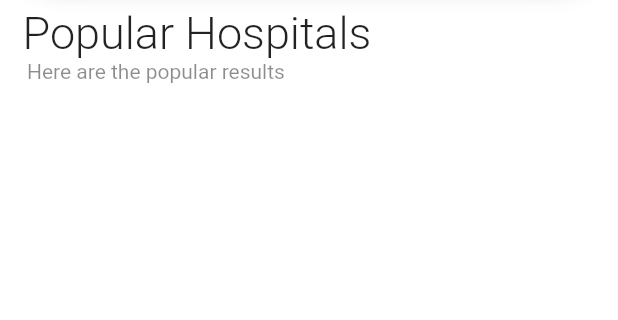
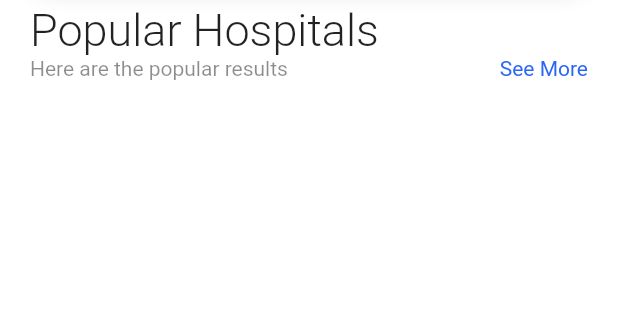
Before and after one commit to AvinashKasukurthi/Medifly, a Flutter app: the HomeScreen screen opened by its route, on a phone screen of 412 x 824 dp, the part 428-748 px from its top. Run offline on Flutter 3.47's test engine with Material 2 defaults, Android fonts, the phone set to English and light mode, and no system bars; our stand-ins replace cloud_firestore, firebase_auth, firebase_core, firebase_storage, fluttertoast, font_awesome_flutter and 3 more; accounts and stored records are empty.

Commit message:
New category Page
added new category page from Home screen.

```diff
--- a/lib/home_screen.dart
+++ b/lib/home_screen.dart
@@ -1,6 +1,8 @@
 import 'package:cloud_firestore/cloud_firestore.dart';
 import 'package:flutter/cupertino.dart';
 import 'package:flutter/material.dart';
+import 'package:flutter/widgets.dart';
+import 'package:medifly/hospitalspage.dart';
 import 'package:medifly/main.dart';
 
 import 'package:medifly/utilities/bookingscreen.dart';
@@ -105,32 +107,51 @@ class _AppComponentsState extends State<AppComponents> {
     // listTest();
   }
 
+  String category = 'Popular Hospitals';
   @override
   Widget build(BuildContext context) {
     return Expanded(
       child: ListView(
         children: [
           AdvertaismentContent(),
-          SizedBox(height: 12.0),
-          SizedBox(
-            height: 10.0,
-          ),
+          SizedBox(height: 20.0),
           Padding(
-            padding: const EdgeInsets.only(left: 15),
-            child: Text(
+            padding: const EdgeInsets.only(left: 20.0, right: 20.0),
+            child: Column(
+              crossAxisAlignment: CrossAxisAlignment.start,
+              children: [
+                Text(
                   'Popular Hospitals',
                   style: kMainText,
                 ),
-          ),
-          Padding(
-            padding: const EdgeInsets.only(left: 18),
-            child: Text(
+                Row(
+                  mainAxisAlignment: MainAxisAlignment.spaceBetween,
+                  children: [
+                    Text(
                       'Here are the popular results',
                       style: kSubText,
                     ),
+                    GestureDetector(
+                      onTap: () {
+                        Navigator.push(
+                          context,
+                          MaterialPageRoute(
+                            builder: (context) => HospitalPage(
+                              category: this.category,
                             ),
-          SizedBox(
-            height: 10.0,
+                          ),
+                        );
+                        //TODO: Have to goto the new screen so that we can see 50 popular hospitals.
+                      },
+                      child: Text(
+                        "See More",
+                        style: TextStyle(color: kPrimaryColorBlue),
+                      ),
+                    ),
+                  ],
+                )
+              ],
+            ),
           ),
           Container(
             // height: 300,
@@ -163,6 +184,7 @@ class _AppComponentsState extends State<AppComponents> {
                           amount: cardHospitalCost,
                           departments: cardDepartments,
                           time: cardTime,
+                          textHeight: 18,
                           onPressed: () {
                             Provider.of<CategoryData>(context, listen: false)
                                 .userOut();
@@ -194,7 +216,7 @@ class _AppComponentsState extends State<AppComponents> {
                                 shrinkWrap: true,
                                 scrollDirection: Axis.horizontal,
                                 crossAxisCount: 1,
-                                childAspectRatio: 0.85,
+                                childAspectRatio: 0.9,
                                 children: hospitalCards,
                               ),
                             )
--- a/lib/main.dart
+++ b/lib/main.dart
@@ -3,6 +3,7 @@ import 'package:firebase_core/firebase_core.dart';
 import 'package:flutter/material.dart';
 import 'package:medifly/home_screen.dart';
 import 'package:flutter/services.dart';
+import 'package:medifly/hospitalspage.dart';
 import 'package:medifly/utilities/auth_servises.dart';
 import 'package:medifly/utilities/categories_data.dart';
 import 'package:medifly/profile_Screen.dart';
@@ -63,7 +64,8 @@ class _MyAppState extends State<MyApp> {
             HomeScreen.id: (context) => HomeScreen(),
             ProfileScreen.id: (context) => ProfileScreen(),
             SearchScreen.id: (context) => SearchScreen(),
-            RecentCards.id: (context)=> RecentCards(),
+            RecentCards.id: (context) => RecentCards(),
+            HospitalPage.id: (context) => HospitalPage(),
           },
         ),
       ),
```
Also changed, not shown: lib/hospitalspage.dart (added, +120 -0 lines), lib/utilities/hospitalcard.dart (+42 -24 lines), images/background.jpg (added), 14 other files. Lines whose indentation alone changed are shown as unchanged.
